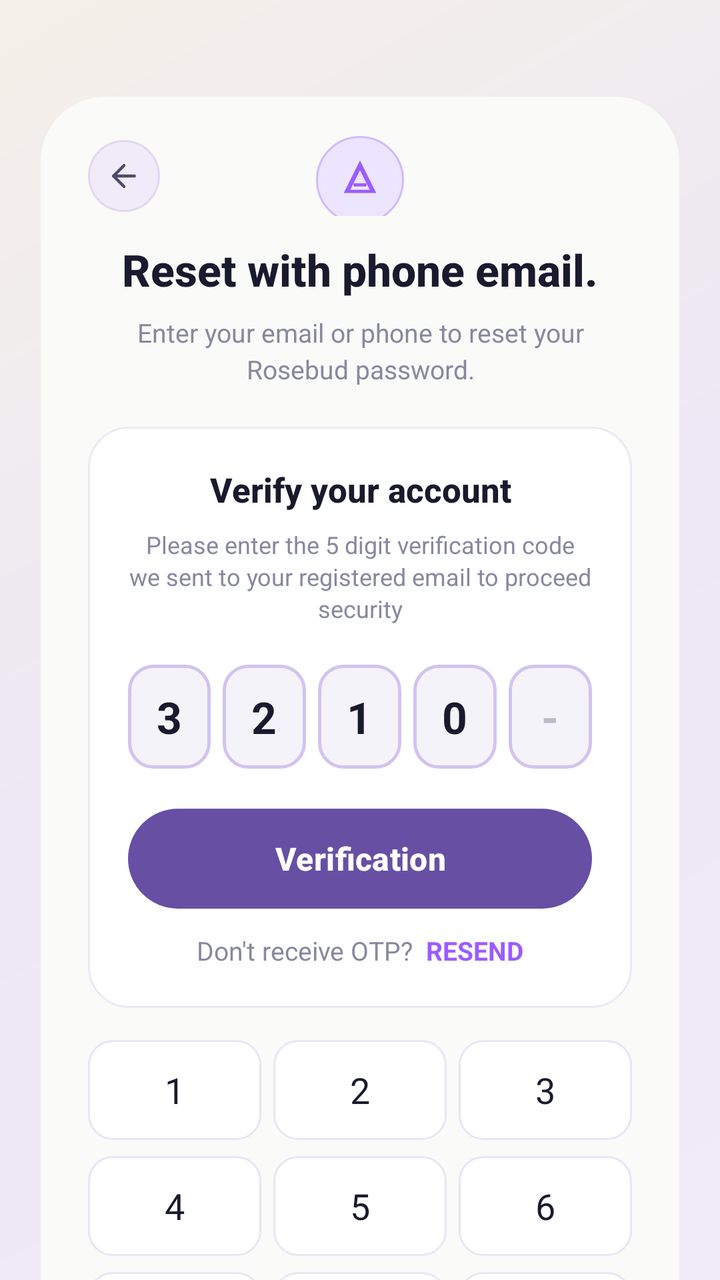
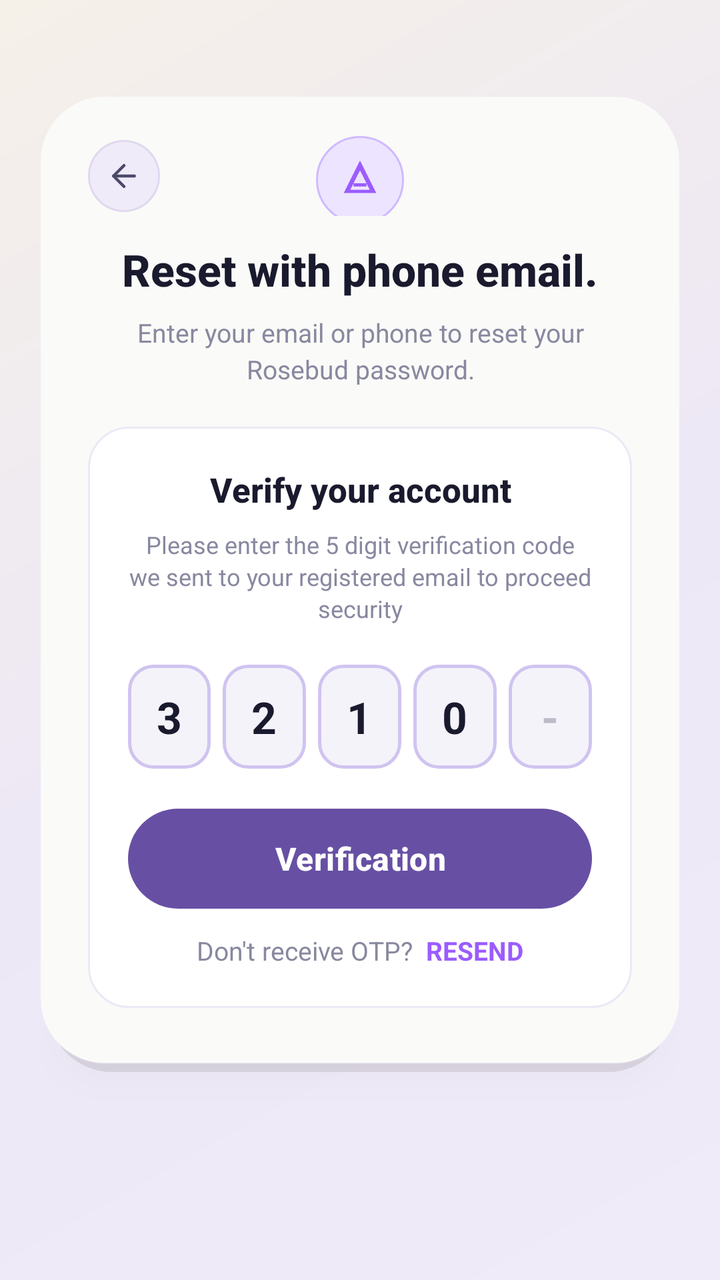

An Android layout rendered at two revisions. The XML below is the earlier revision; the diff shows what the commit changed to produce the second picture.
<!-- AndroidManifest.xml: application theme Theme.App -->
<!-- res/layout/fragment_forgot_password.xml -->
<?xml version="1.0" encoding="utf-8"?>
<ScrollView xmlns:android="http://schemas.android.com/apk/res/android"
    xmlns:app="http://schemas.android.com/apk/res-auto"
    android:layout_width="match_parent"
    android:layout_height="match_parent"
    android:fillViewport="true"
    android:background="@drawable/bg_auth_gradient"
    android:scrollbars="none">

    <androidx.constraintlayout.widget.ConstraintLayout
        android:layout_width="match_parent"
        android:layout_height="wrap_content"
        android:paddingTop="48dp"
        android:paddingBottom="32dp"
        android:paddingStart="20dp"
        android:paddingEnd="20dp">

        
        <LinearLayout
            android:id="@+id/forgot_card"
            android:layout_width="0dp"
            android:layout_height="wrap_content"
            android:orientation="vertical"
            android:background="@drawable/bg_auth_card"
            android:paddingStart="24dp"
            android:paddingEnd="24dp"
            android:paddingTop="20dp"
            android:paddingBottom="16dp"
            android:elevation="8dp"
            app:layout_constraintTop_toTopOf="parent"
            app:layout_constraintStart_toStartOf="parent"
            app:layout_constraintEnd_toEndOf="parent">

            
            <FrameLayout
                android:layout_width="match_parent"
                android:layout_height="40dp"
                android:layout_marginBottom="12dp">

                <FrameLayout
                    android:id="@+id/btn_back"
                    android:layout_width="36dp"
                    android:layout_height="36dp"
                    android:layout_gravity="start|center_vertical"
                    android:background="@drawable/bg_back_button"
                    android:clickable="true"
                    android:focusable="true">
                    <ImageView
                        android:layout_width="18dp"
                        android:layout_height="18dp"
                        android:layout_gravity="center"
                        android:src="@drawable/ic_arrow_left"
                        android:contentDescription="Back" />
                </FrameLayout>

                <FrameLayout
                    android:layout_width="44dp"
                    android:layout_height="44dp"
                    android:layout_gravity="center_horizontal"
                    android:background="@drawable/bg_logo_circle">
                    <ImageView
                        android:layout_width="26dp"
                        android:layout_height="26dp"
                        android:layout_gravity="center"
                        android:src="@drawable/ic_logo_a"
                        android:contentDescription="Logo" />
                </FrameLayout>
            </FrameLayout>

            
            <TextView
                android:layout_width="match_parent"
                android:layout_height="wrap_content"
                android:text="Reset with phone email."
                android:textSize="22sp"
                android:textStyle="bold"
                android:textColor="#1A1A2E"
                android:gravity="center"
                android:fontFamily="sans-serif-medium"
                android:layout_marginBottom="8dp" />

            
            <TextView
                android:layout_width="match_parent"
                android:layout_height="wrap_content"
                android:text="Enter your email or phone to reset your Rosebud password."
                android:textSize="13sp"
                android:textColor="#8888A0"
                android:gravity="center"
                android:lineSpacingExtra="3dp"
                android:layout_marginBottom="20dp" />

            
            <LinearLayout
                android:layout_width="match_parent"
                android:layout_height="wrap_content"
                android:orientation="vertical"
                android:background="@drawable/bg_inner_card"
                android:padding="20dp"
                android:layout_marginBottom="16dp">

                
                <TextView
                    android:layout_width="match_parent"
                    android:layout_height="wrap_content"
                    android:text="Verify your account"
                    android:textSize="17sp"
                    android:textStyle="bold"
                    android:textColor="#1A1A2E"
                    android:gravity="center"
                    android:fontFamily="sans-serif-medium"
                    android:layout_marginBottom="8dp" />

                
                <TextView
                    android:layout_width="match_parent"
                    android:layout_height="wrap_content"
                    android:text="Please enter the 5 digit verification code we sent to your registered email to proceed security"
                    android:textSize="12sp"
                    android:textColor="#8888A0"
                    android:gravity="center"
                    android:lineSpacingExtra="2dp"
                    android:layout_marginBottom="20dp" />

                
                <LinearLayout
                    android:id="@+id/otp_container"
                    android:layout_width="match_parent"
                    android:layout_height="wrap_content"
                    android:orientation="horizontal"
                    android:gravity="center"
                    android:layout_marginBottom="20dp">

                    <TextView
                        android:id="@+id/otp_0"
                        android:layout_width="0dp"
                        android:layout_height="52dp"
                        android:layout_weight="1"
                        android:text="3"
                        android:textSize="22sp"
                        android:textStyle="bold"
                        android:textColor="#1A1A2E"
                        android:gravity="center"
                        android:background="@drawable/bg_otp_box"
                        android:layout_marginEnd="6dp" />

                    <TextView
                        android:id="@+id/otp_1"
                        android:layout_width="0dp"
                        android:layout_height="52dp"
                        android:layout_weight="1"
                        android:text="2"
                        android:textSize="22sp"
                        android:textStyle="bold"
                        android:textColor="#1A1A2E"
                        android:gravity="center"
                        android:background="@drawable/bg_otp_box"
                        android:layout_marginEnd="6dp" />

                    <TextView
                        android:id="@+id/otp_2"
                        android:layout_width="0dp"
                        android:layout_height="52dp"
                        android:layout_weight="1"
                        android:text="1"
                        android:textSize="22sp"
                        android:textStyle="bold"
                        android:textColor="#1A1A2E"
                        android:gravity="center"
                        android:background="@drawable/bg_otp_box"
                        android:layout_marginEnd="6dp" />

                    <TextView
                        android:id="@+id/otp_3"
                        android:layout_width="0dp"
                        android:layout_height="52dp"
                        android:layout_weight="1"
                        android:text="0"
                        android:textSize="22sp"
                        android:textStyle="bold"
                        android:textColor="#1A1A2E"
                        android:gravity="center"
                        android:background="@drawable/bg_otp_box"
                        android:layout_marginEnd="6dp" />

                    <TextView
                        android:id="@+id/otp_4"
                        android:layout_width="0dp"
                        android:layout_height="52dp"
                        android:layout_weight="1"
                        android:text="-"
                        android:textSize="22sp"
                        android:textStyle="bold"
                        android:textColor="#BBBBC8"
                        android:gravity="center"
                        android:background="@drawable/bg_otp_box" />

                </LinearLayout>

                
                <Button
                    android:id="@+id/btn_verify"
                    android:layout_width="match_parent"
                    android:layout_height="50dp"
                    android:text="Verification"
                    android:textColor="#FFFFFF"
                    android:textSize="16sp"
                    android:textStyle="bold"
                    android:fontFamily="sans-serif-medium"
                    android:background="@drawable/bg_button_gradient"
                    android:stateListAnimator="@null"
                    android:layout_marginBottom="12dp" />

                
                <LinearLayout
                    android:layout_width="match_parent"
                    android:layout_height="wrap_content"
                    android:orientation="horizontal"
                    android:gravity="center">

                    <TextView
                        android:layout_width="wrap_content"
                        android:layout_height="wrap_content"
                        android:text="Don't receive OTP?  "
                        android:textSize="13sp"
                        android:textColor="#8888A0" />

                    <TextView
                        android:id="@+id/tv_resend"
                        android:layout_width="wrap_content"
                        android:layout_height="wrap_content"
                        android:text="RESEND"
                        android:textSize="13sp"
                        android:textColor="#9B5CFF"
                        android:textStyle="bold"
                        android:clickable="true"
                        android:focusable="true" />
                </LinearLayout>

            </LinearLayout>

            
            <LinearLayout
                android:layout_width="match_parent"
                android:layout_height="wrap_content"
                android:orientation="vertical">

                
                <LinearLayout
                    android:layout_width="match_parent"
                    android:layout_height="wrap_content"
                    android:orientation="horizontal"
                    android:layout_marginBottom="8dp">

                    <TextView
                        android:id="@+id/key_1"
                        android:layout_width="0dp"
                        android:layout_height="50dp"
                        android:layout_weight="1"
                        android:text="1"
                        android:textSize="18sp"
                        android:textColor="#1A1A2E"
                        android:gravity="center"
                        android:background="@drawable/bg_keyboard_key"
                        android:layout_marginEnd="6dp"
                        android:clickable="true"
                        android:focusable="true" />

                    <TextView
                        android:id="@+id/key_2"
                        android:layout_width="0dp"
                        android:layout_height="50dp"
                        android:layout_weight="1"
                        android:text="2"
                        android:textSize="18sp"
                        android:textColor="#1A1A2E"
                        android:gravity="center"
                        android:background="@drawable/bg_keyboard_key"
                        android:layout_marginEnd="6dp"
                        android:clickable="true"
                        android:focusable="true" />

                    <TextView
                        android:id="@+id/key_3"
                        android:layout_width="0dp"
                        android:layout_height="50dp"
                        android:layout_weight="1"
                        android:text="3"
                        android:textSize="18sp"
                        android:textColor="#1A1A2E"
                        android:gravity="center"
                        android:background="@drawable/bg_keyboard_key"
                        android:clickable="true"
                        android:focusable="true" />
                </LinearLayout>

                
                <LinearLayout
                    android:layout_width="match_parent"
                    android:layout_height="wrap_content"
                    android:orientation="horizontal"
                    android:layout_marginBottom="8dp">

                    <TextView
                        android:id="@+id/key_4"
                        android:layout_width="0dp"
                        android:layout_height="50dp"
                        android:layout_weight="1"
                        android:text="4"
                        android:textSize="18sp"
                        android:textColor="#1A1A2E"
                        android:gravity="center"
                        android:background="@drawable/bg_keyboard_key"
                        android:layout_marginEnd="6dp"
                        android:clickable="true"
                        android:focusable="true" />

                    <TextView
                        android:id="@+id/key_5"
                        android:layout_width="0dp"
                        android:layout_height="50dp"
                        android:layout_weight="1"
                        android:text="5"
                        android:textSize="18sp"
                        android:textColor="#1A1A2E"
                        android:gravity="center"
                        android:background="@drawable/bg_keyboard_key"
                        android:layout_marginEnd="6dp"
                        android:clickable="true"
                        android:focusable="true" />

                    <TextView
                        android:id="@+id/key_6"
                        android:layout_width="0dp"
                        android:layout_height="50dp"
                        android:layout_weight="1"
                        android:text="6"
                        android:textSize="18sp"
                        android:textColor="#1A1A2E"
                        android:gravity="center"
                        android:background="@drawable/bg_keyboard_key"
                        android:clickable="true"
                        android:focusable="true" />
                </LinearLayout>

                
                <LinearLayout
                    android:layout_width="match_parent"
                    android:layout_height="wrap_content"
                    android:orientation="horizontal"
                    android:layout_marginBottom="8dp">

                    <TextView
                        android:id="@+id/key_7"
                        android:layout_width="0dp"
                        android:layout_height="50dp"
                        android:layout_weight="1"
                        android:text="7"
                        android:textSize="18sp"
                        android:textColor="#1A1A2E"
                        android:gravity="center"
                        android:background="@drawable/bg_keyboard_key"
                        android:layout_marginEnd="6dp"
                        android:clickable="true"
                        android:focusable="true" />

                    <TextView
                        android:id="@+id/key_8"
                        android:layout_width="0dp"
                        android:layout_height="50dp"
                        android:layout_weight="1"
                        android:text="8"
                        android:textSize="18sp"
                        android:textColor="#1A1A2E"
                        android:gravity="center"
                        android:background="@drawable/bg_keyboard_key"
                        android:layout_marginEnd="6dp"
                        android:clickable="true"
                        android:focusable="true" />

                    <TextView
                        android:id="@+id/key_9"
                        android:layout_width="0dp"
                        android:layout_height="50dp"
                        android:layout_weight="1"
                        android:text="9"
                        android:textSize="18sp"
                        android:textColor="#1A1A2E"
                        android:gravity="center"
                        android:background="@drawable/bg_keyboard_key"
                        android:clickable="true"
                        android:focusable="true" />
                </LinearLayout>

                
                <LinearLayout
                    android:layout_width="match_parent"
                    android:layout_height="wrap_content"
                    android:orientation="horizontal">

                    <TextView
                        android:id="@+id/key_dot"
                        android:layout_width="0dp"
                        android:layout_height="50dp"
                        android:layout_weight="1"
                        android:text="."
                        android:textSize="18sp"
                        android:textColor="#1A1A2E"
                        android:gravity="center"
                        android:background="@drawable/bg_keyboard_key"
                        android:layout_marginEnd="6dp"
                        android:clickable="true"
                        android:focusable="true" />

                    <TextView
                        android:id="@+id/key_0"
                        android:layout_width="0dp"
                        android:layout_height="50dp"
                        android:layout_weight="1"
                        android:text="0"
                        android:textSize="18sp"
                        android:textColor="#1A1A2E"
                        android:gravity="center"
                        android:background="@drawable/bg_keyboard_key"
                        android:layout_marginEnd="6dp"
                        android:clickable="true"
                        android:focusable="true" />

                    <FrameLayout
                        android:id="@+id/key_backspace"
                        android:layout_width="0dp"
                        android:layout_height="50dp"
                        android:layout_weight="1"
                        android:background="@drawable/bg_keyboard_key"
                        android:clickable="true"
                        android:focusable="true">
                        <ImageView
                            android:layout_width="22dp"
                            android:layout_height="22dp"
                            android:layout_gravity="center"
                            android:src="@drawable/ic_backspace"
                            android:contentDescription="Backspace" />
                    </FrameLayout>
                </LinearLayout>

            </LinearLayout>

        </LinearLayout>

    </androidx.constraintlayout.widget.ConstraintLayout>
</ScrollView>
<!-- resources referenced by this layout -->
<resources>
  <!-- drawable bg_auth_gradient (drawable) -->
  <?xml version="1.0" encoding="utf-8"?>
  <shape xmlns:android="http://schemas.android.com/apk/res/android">
      <gradient
          android:type="linear"
          android:angle="135"
          android:startColor="#F0EBF8"
          android:centerColor="#EDE8F5"
          android:endColor="#F5F0E8" />
  </shape>
  <!-- drawable bg_back_button (drawable) -->
  <?xml version="1.0" encoding="utf-8"?>
  <shape xmlns:android="http://schemas.android.com/apk/res/android"
      android:shape="oval">
      <solid android:color="#F0EBF8" />
      <stroke
          android:width="1dp"
          android:color="#E0D8F0" />
  </shape>
  <!-- drawable bg_button_gradient (drawable) -->
  <?xml version="1.0" encoding="utf-8"?>
  <shape xmlns:android="http://schemas.android.com/apk/res/android">
      <gradient
          android:type="linear"
          android:angle="0"
          android:startColor="#A066F0"
          android:endColor="#C08AFF" />
      <corners android:radius="50dp" />
  </shape>
  <!-- drawable bg_inner_card (drawable) -->
  <?xml version="1.0" encoding="utf-8"?>
  <shape xmlns:android="http://schemas.android.com/apk/res/android">
      <solid android:color="#FFFFFF" />
      <stroke
          android:width="1dp"
          android:color="#EDE8F5" />
      <corners android:radius="20dp" />
  </shape>
  <!-- drawable bg_keyboard_key (drawable) -->
  <?xml version="1.0" encoding="utf-8"?>
  <shape xmlns:android="http://schemas.android.com/apk/res/android">
      <solid android:color="#FFFFFF" />
      <stroke
          android:width="1dp"
          android:color="#EAE5F5" />
      <corners android:radius="12dp" />
  </shape>
  <!-- drawable bg_logo_circle (drawable) -->
  <?xml version="1.0" encoding="utf-8"?>
  <shape xmlns:android="http://schemas.android.com/apk/res/android"
      android:shape="oval">
      <solid android:color="#EDE5FF" />
      <stroke
          android:width="1dp"
          android:color="#D0BAFF" />
  </shape>
  <!-- drawable bg_otp_box (drawable) -->
  <?xml version="1.0" encoding="utf-8"?>
  <shape xmlns:android="http://schemas.android.com/apk/res/android">
      <solid android:color="#F5F3FA" />
      <stroke
          android:width="1.5dp"
          android:color="#D0C4F0" />
      <corners android:radius="12dp" />
  </shape>
  <!-- drawable ic_backspace (drawable) -->
  <?xml version="1.0" encoding="utf-8"?>
  <vector xmlns:android="http://schemas.android.com/apk/res/android"
      android:width="22dp"
      android:height="22dp"
      android:viewportWidth="24"
      android:viewportHeight="24">
      <path
          android:fillColor="@android:color/transparent"
          android:strokeColor="#4A4A6A"
          android:strokeWidth="1.8"
          android:strokeLineCap="round"
          android:strokeLineJoin="round"
          android:pathData="M21,4 H8 L2,12 L8,20 H21 C22.1,20 23,19.1 23,18 V6 C23,4.9 22.1,4 21,4 Z" />
      <path
          android:fillColor="@android:color/transparent"
          android:strokeColor="#4A4A6A"
          android:strokeWidth="1.8"
          android:strokeLineCap="round"
          android:pathData="M18,9 L12,15" />
      <path
          android:fillColor="@android:color/transparent"
          android:strokeColor="#4A4A6A"
          android:strokeWidth="1.8"
          android:strokeLineCap="round"
          android:pathData="M12,9 L18,15" />
  </vector>
  <style name="Theme.App" parent="Base.Theme.App" />
  <style name="Base.Theme.App" parent="Theme.Material3.DayNight.NoActionBar">
          
          
      </style>
  <!-- unchanged entries left out for length: 3 -->
</resources>

<!-- the commit's change to res/layout/fragment_forgot_password.xml (unified diff, before → after) -->
@@ -240,210 +240,6 @@
             </LinearLayout>
 
             
-            <LinearLayout
-                android:layout_width="match_parent"
-                android:layout_height="wrap_content"
-                android:orientation="vertical">
-
-                
-                <LinearLayout
-                    android:layout_width="match_parent"
-                    android:layout_height="wrap_content"
-                    android:orientation="horizontal"
-                    android:layout_marginBottom="8dp">
-
-                    <TextView
-                        android:id="@+id/key_1"
-                        android:layout_width="0dp"
-                        android:layout_height="50dp"
-                        android:layout_weight="1"
-                        android:text="1"
-                        android:textSize="18sp"
-                        android:textColor="#1A1A2E"
-                        android:gravity="center"
-                        android:background="@drawable/bg_keyboard_key"
-                        android:layout_marginEnd="6dp"
-                        android:clickable="true"
-                        android:focusable="true" />
-
-                    <TextView
-                        android:id="@+id/key_2"
-                        android:layout_width="0dp"
-                        android:layout_height="50dp"
-                        android:layout_weight="1"
-                        android:text="2"
-                        android:textSize="18sp"
-                        android:textColor="#1A1A2E"
-                        android:gravity="center"
-                        android:background="@drawable/bg_keyboard_key"
-                        android:layout_marginEnd="6dp"
-                        android:clickable="true"
-                        android:focusable="true" />
-
-                    <TextView
-                        android:id="@+id/key_3"
-                        android:layout_width="0dp"
-                        android:layout_height="50dp"
-                        android:layout_weight="1"
-                        android:text="3"
-                        android:textSize="18sp"
-                        android:textColor="#1A1A2E"
-                        android:gravity="center"
-                        android:background="@drawable/bg_keyboard_key"
-                        android:clickable="true"
-                        android:focusable="true" />
-                </LinearLayout>
-
-                
-                <LinearLayout
-                    android:layout_width="match_parent"
-                    android:layout_height="wrap_content"
-                    android:orientation="horizontal"
-                    android:layout_marginBottom="8dp">
-
-                    <TextView
-                        android:id="@+id/key_4"
-                        android:layout_width="0dp"
-                        android:layout_height="50dp"
-                        android:layout_weight="1"
-                        android:text="4"
-                        android:textSize="18sp"
-                        android:textColor="#1A1A2E"
-                        android:gravity="center"
-                        android:background="@drawable/bg_keyboard_key"
-                        android:layout_marginEnd="6dp"
-                        android:clickable="true"
-                        android:focusable="true" />
-
-                    <TextView
-                        android:id="@+id/key_5"
-                        android:layout_width="0dp"
-                        android:layout_height="50dp"
-                        android:layout_weight="1"
-                        android:text="5"
-                        android:textSize="18sp"
-                        android:textColor="#1A1A2E"
-                        android:gravity="center"
-                        android:background="@drawable/bg_keyboard_key"
-                        android:layout_marginEnd="6dp"
-                        android:clickable="true"
-                        android:focusable="true" />
-
-                    <TextView
-                        android:id="@+id/key_6"
-                        android:layout_width="0dp"
-                        android:layout_height="50dp"
-                        android:layout_weight="1"
-                        android:text="6"
-                        android:textSize="18sp"
-                        android:textColor="#1A1A2E"
-                        android:gravity="center"
-                        android:background="@drawable/bg_keyboard_key"
-                        android:clickable="true"
-                        android:focusable="true" />
-                </LinearLayout>
-
-                
-                <LinearLayout
-                    android:layout_width="match_parent"
-                    android:layout_height="wrap_content"
-                    android:orientation="horizontal"
-                    android:layout_marginBottom="8dp">
-
-                    <TextView
-                        android:id="@+id/key_7"
-                        android:layout_width="0dp"
-                        android:layout_height="50dp"
-                        android:layout_weight="1"
-                        android:text="7"
-                        android:textSize="18sp"
-                        android:textColor="#1A1A2E"
-                        android:gravity="center"
-                        android:background="@drawable/bg_keyboard_key"
-                        android:layout_marginEnd="6dp"
-                        android:clickable="true"
-                        android:focusable="true" />
-
-                    <TextView
-                        android:id="@+id/key_8"
-                        android:layout_width="0dp"
-                        android:layout_height="50dp"
-                        android:layout_weight="1"
-                        android:text="8"
-                        android:textSize="18sp"
-                        android:textColor="#1A1A2E"
-                        android:gravity="center"
-                        android:background="@drawable/bg_keyboard_key"
-                        android:layout_marginEnd="6dp"
-                        android:clickable="true"
-                        android:focusable="true" />
-
-                    <TextView
-                        android:id="@+id/key_9"
-                        android:layout_width="0dp"
-                        android:layout_height="50dp"
-                        android:layout_weight="1"
-                        android:text="9"
-                        android:textSize="18sp"
-                        android:textColor="#1A1A2E"
-                        android:gravity="center"
-                        android:background="@drawable/bg_keyboard_key"
-                        android:clickable="true"
-                        android:focusable="true" />
-                </LinearLayout>
-
-                
-                <LinearLayout
-                    android:layout_width="match_parent"
-                    android:layout_height="wrap_content"
-                    android:orientation="horizontal">
-
-                    <TextView
-                        android:id="@+id/key_dot"
-                        android:layout_width="0dp"
-                        android:layout_height="50dp"
-                        android:layout_weight="1"
-                        android:text="."
-                        android:textSize="18sp"
-                        android:textColor="#1A1A2E"
-                        android:gravity="center"
-                        android:background="@drawable/bg_keyboard_key"
-                        android:layout_marginEnd="6dp"
-                        android:clickable="true"
-                        android:focusable="true" />
-
-                    <TextView
-                        android:id="@+id/key_0"
-                        android:layout_width="0dp"
-                        android:layout_height="50dp"
-                        android:layout_weight="1"
-                        android:text="0"
-                        android:textSize="18sp"
-                        android:textColor="#1A1A2E"
-                        android:gravity="center"
-                        android:background="@drawable/bg_keyboard_key"
-                        android:layout_marginEnd="6dp"
-                        android:clickable="true"
-                        android:focusable="true" />
-
-                    <FrameLayout
-                        android:id="@+id/key_backspace"
-                        android:layout_width="0dp"
-                        android:layout_height="50dp"
-                        android:layout_weight="1"
-                        android:background="@drawable/bg_keyboard_key"
-                        android:clickable="true"
-                        android:focusable="true">
-                        <ImageView
-                            android:layout_width="22dp"
-                            android:layout_height="22dp"
-                            android:layout_gravity="center"
-                            android:src="@drawable/ic_backspace"
-                            android:contentDescription="Backspace" />
-                    </FrameLayout>
-                </LinearLayout>
-
-            </LinearLayout>
 
         </LinearLayout>
 
<!-- resource entries referenced after the edit -->
@@ -38,15 +38,6 @@
           android:color="#EDE8F5" />
       <corners android:radius="20dp" />
   </shape>
-  <!-- drawable bg_keyboard_key (drawable) -->
-  <?xml version="1.0" encoding="utf-8"?>
-  <shape xmlns:android="http://schemas.android.com/apk/res/android">
-      <solid android:color="#FFFFFF" />
-      <stroke
-          android:width="1dp"
-          android:color="#EAE5F5" />
-      <corners android:radius="12dp" />
-  </shape>
   <!-- drawable bg_logo_circle (drawable) -->
   <?xml version="1.0" encoding="utf-8"?>
   <shape xmlns:android="http://schemas.android.com/apk/res/android"
@@ -65,33 +56,6 @@
           android:color="#D0C4F0" />
       <corners android:radius="12dp" />
   </shape>
-  <!-- drawable ic_backspace (drawable) -->
-  <?xml version="1.0" encoding="utf-8"?>
-  <vector xmlns:android="http://schemas.android.com/apk/res/android"
-      android:width="22dp"
-      android:height="22dp"
-      android:viewportWidth="24"
-      android:viewportHeight="24">
-      <path
-          android:fillColor="@android:color/transparent"
-          android:strokeColor="#4A4A6A"
-          android:strokeWidth="1.8"
-          android:strokeLineCap="round"
-          android:strokeLineJoin="round"
-          android:pathData="M21,4 H8 L2,12 L8,20 H21 C22.1,20 23,19.1 23,18 V6 C23,4.9 22.1,4 21,4 Z" />
-      <path
-          android:fillColor="@android:color/transparent"
-          android:strokeColor="#4A4A6A"
-          android:strokeWidth="1.8"
-          android:strokeLineCap="round"
-          android:pathData="M18,9 L12,15" />
-      <path
-          android:fillColor="@android:color/transparent"
-          android:strokeColor="#4A4A6A"
-          android:strokeWidth="1.8"
-          android:strokeLineCap="round"
-          android:pathData="M12,9 L18,15" />
-  </vector>
   <style name="Theme.App" parent="Base.Theme.App" />
   <style name="Base.Theme.App" parent="Theme.Material3.DayNight.NoActionBar">
           
